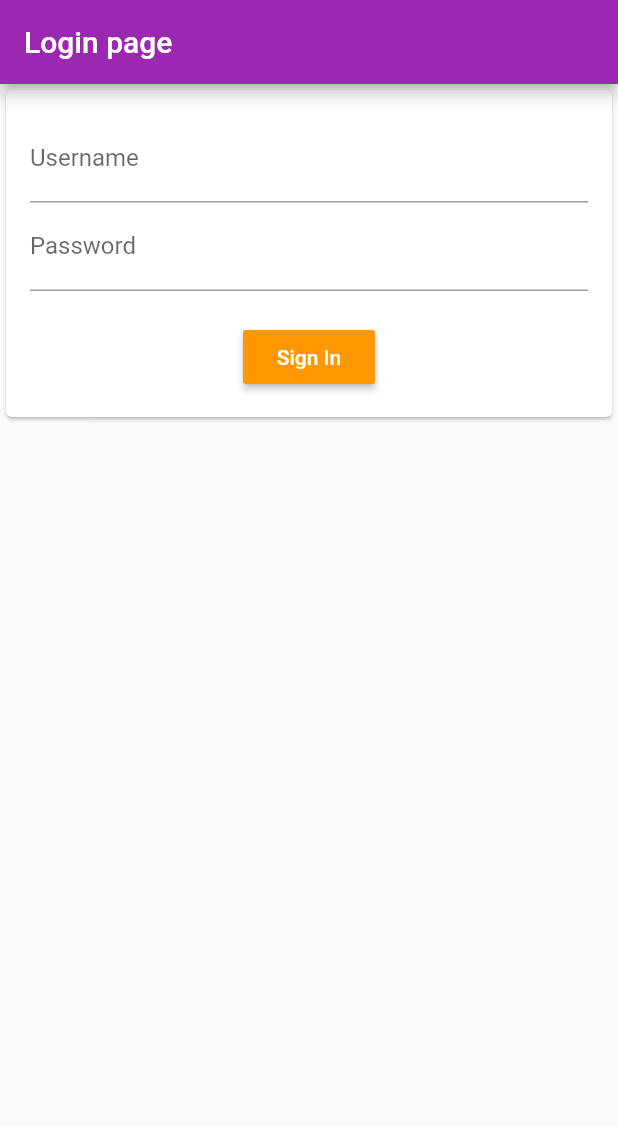
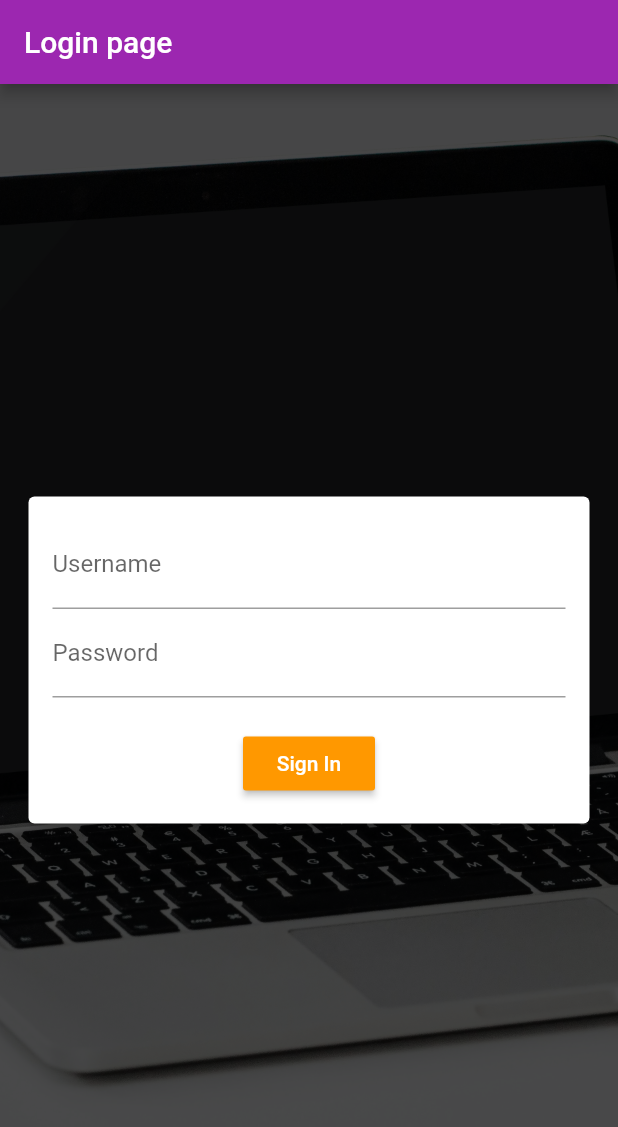
Before and after one commit to zubairbhuian/flutter-app, a Flutter app: the screen it shows after launch, on a phone screen of 412 x 824 dp. Shown: the top 1127 px of the screen. Run offline on Flutter 3.47's test engine with Material 2 defaults, Android fonts, the phone set to English and light mode, and no system bars.

Commit message:
flutter13.2

```diff
--- a/lib/main.dart
+++ b/lib/main.dart
@@ -1,10 +1,7 @@
 import 'package:flutter/material.dart';
-import 'package:flutter_application_1/pages/home.dart';
 import 'package:flutter_application_1/pages/login_page.dart';
+void main () =>runApp(const MyApp());
 
-void main() {
-  runApp(const MyApp());
-}
 
 class MyApp extends StatelessWidget {
   const MyApp({Key? key}) : super(key: key);
--- a/lib/pages/login_page.dart
+++ b/lib/pages/login_page.dart
@@ -1,4 +1,5 @@
 import 'package:flutter/material.dart';
+import 'package:flutter_application_1/pages/home.dart';
 
 class LoginPage extends StatefulWidget {
   @override
@@ -19,7 +20,17 @@ class _LoginPageState extends State<LoginPage> {
         appBar: AppBar(
           title: Text("Login page"),
         ),
-      body: SingleChildScrollView(
+        body: Stack(fit: StackFit.expand, children: [
+          Image.asset(
+            "assets/one.jpg",
+            fit: BoxFit.cover,
+            color: Colors.black.withOpacity(0.7),
+            colorBlendMode: BlendMode.darken,
+          ),
+          Center(
+            child: Padding(
+              padding: const EdgeInsets.all(15),
+              child: SingleChildScrollView(
                 child: Form(
                   key: formHey,
                   child: Center(
@@ -27,14 +38,13 @@ class _LoginPageState extends State<LoginPage> {
                       child: Padding(
                         padding: const EdgeInsets.all(16),
                         child: Column(
-                  children:<Widget> [
+                          children: <Widget>[
                             TextFormField(
                               controller: _userNameController,
                               keyboardType: TextInputType.emailAddress,
                               decoration: const InputDecoration(
                                   hintText: "Enter email",
-                      labelText: "Username"
-                    ),
+                                  labelText: "Username"),
                             ),
                             TextFormField(
                               controller: _passwordController,
@@ -42,14 +52,18 @@ class _LoginPageState extends State<LoginPage> {
                               obscureText: true,
                               decoration: const InputDecoration(
                                   hintText: "Enter password",
-                      labelText: "Password"
-                    ),
+                                  labelText: "Password"),
                             ),
                             SizedBox(
                               height: 20,
                             ),
                             RaisedButton(
-                    onPressed: (){},
+                              onPressed: () {
+                                Navigator.push(
+                                    context,
+                                    MaterialPageRoute(
+                                        builder: (context) => HomePage()));
+                              },
                               child: Text("Sign In"),
                               color: Colors.orange,
                               textColor: Colors.white,
@@ -61,6 +75,8 @@ class _LoginPageState extends State<LoginPage> {
                   ),
                 ),
               ),
-    );
+            ),
+          ),
+        ]));
   }
 }
```
Lines whose indentation alone changed are shown as unchanged.
